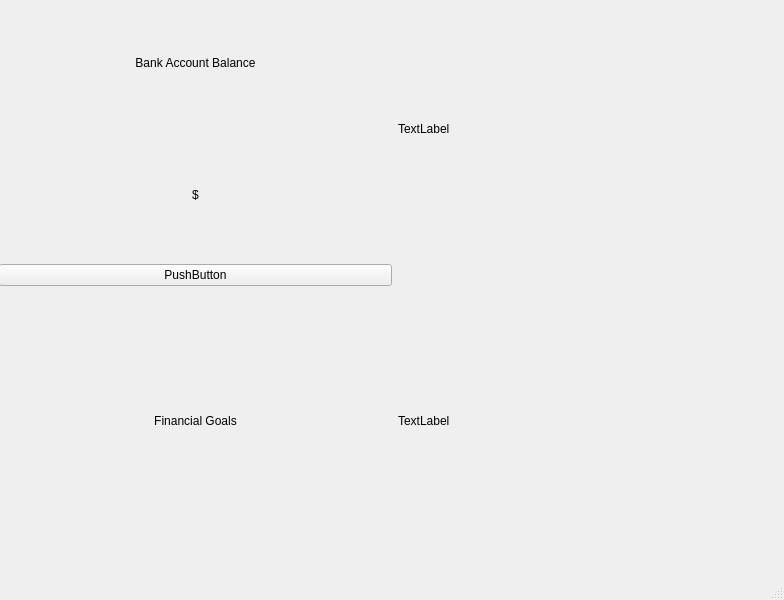
Above: src/UI/Dashboard.ui from BraxWong/The-Bank-Statements-Extractor before the change. Below: the same form after it.
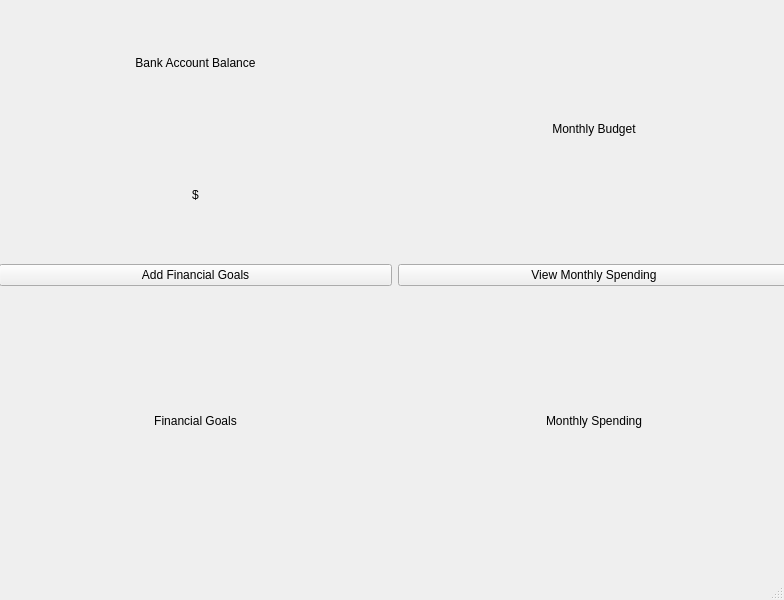
That is the form after the change.

```diff
--- a/src/UI/Dashboard.ui
+++ b/src/UI/Dashboard.ui
@@ -48,19 +48,19 @@
        </item>
       </layout>
      </item>
-     <item row="0" column="2">
-      <widget class="QLabel" name="label_2">
-       <property name="text">
-        <string>TextLabel</string>
-       </property>
-      </widget>
-     </item>
      <item row="3" column="2">
-      <widget class="QLabel" name="label_4">
-       <property name="text">
-        <string>TextLabel</string>
-       </property>
-      </widget>
+      <layout class="QVBoxLayout" name="verticalLayout_3">
+       <item>
+        <widget class="QLabel" name="monthly_spending_button">
+         <property name="text">
+          <string>Monthly Spending</string>
+         </property>
+         <property name="alignment">
+          <set>Qt::AlignmentFlag::AlignCenter</set>
+         </property>
+        </widget>
+       </item>
+      </layout>
      </item>
      <item row="3" column="0">
       <widget class="QLabel" name="label_5">
@@ -72,10 +72,27 @@
        </property>
       </widget>
      </item>
-     <item row="2" column="0">
-      <widget class="QPushButton" name="pushButton">
+     <item row="0" column="2">
+      <widget class="QLabel" name="label_2">
        <property name="text">
-        <string>PushButton</string>
+        <string>Monthly Budget</string>
+       </property>
+       <property name="alignment">
+        <set>Qt::AlignmentFlag::AlignCenter</set>
+       </property>
+      </widget>
+     </item>
+     <item row="1" column="0">
+      <widget class="QPushButton" name="add_financial_goals_button">
+       <property name="text">
+        <string>Add Financial Goals</string>
+       </property>
+      </widget>
+     </item>
+     <item row="1" column="2">
+      <widget class="QPushButton" name="monthly_spending_button_2">
+       <property name="text">
+        <string>View Monthly Spending</string>
        </property>
       </widget>
      </item>
```
Left out of the diff: 6 changed lines with no effect on the pictures.
